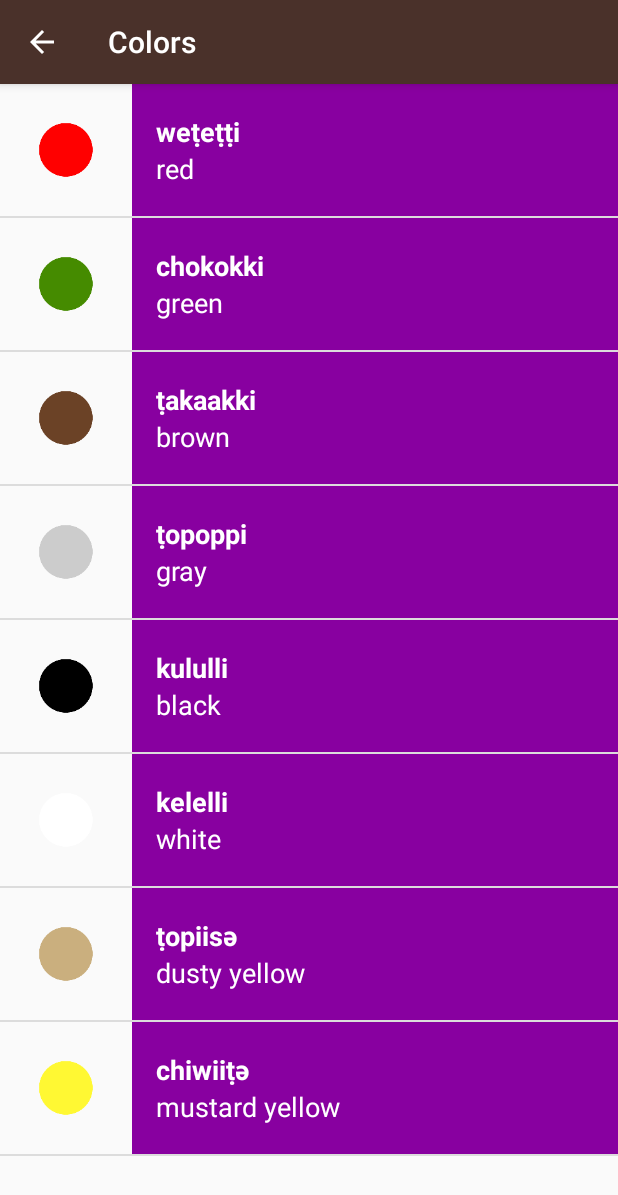
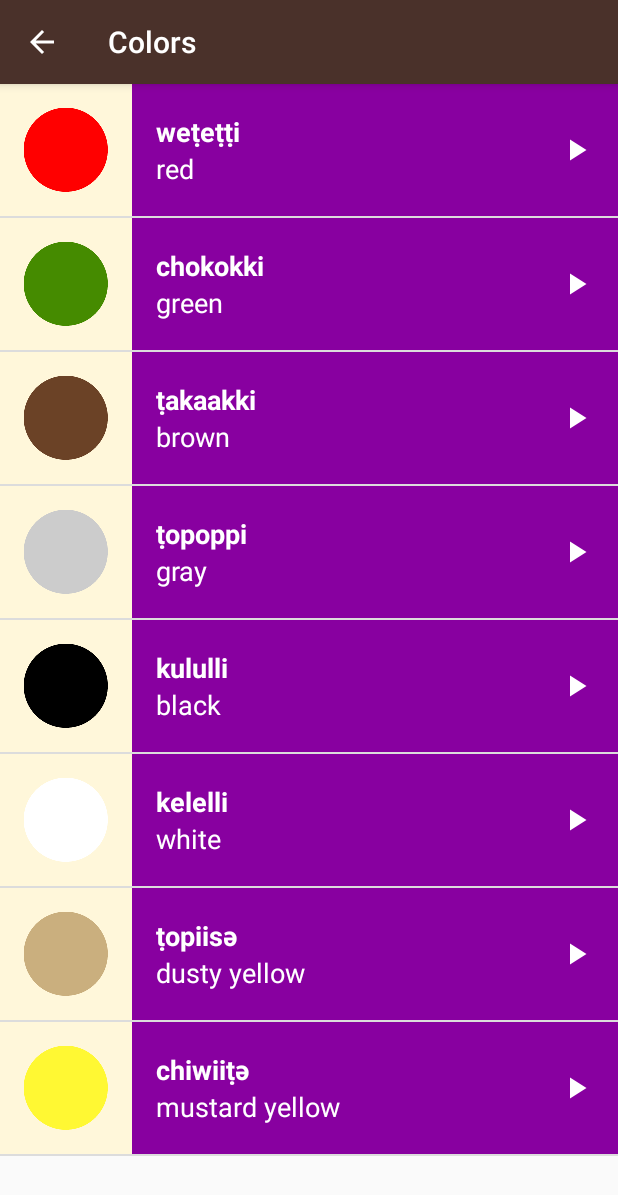
Before and after one commit to AlFX/udacity_android_miwok, an Android app: the ColorsActivity screen opened directly, with no data from a screen before it, on a phone screen of 412 x 824 dp. Shown: the top 1195 px of the screen. Run offline under Robolectric (Android 15) with nearby library versions, the phone set to English and light mode, and no system bars.

Commit message:
implement play buttons in the UI

```diff
--- a/app/src/main/res/layout/list_item.xml
+++ b/app/src/main/res/layout/list_item.xml
@@ -1,42 +1,56 @@
 <?xml version="1.0" encoding="utf-8"?>
-<LinearLayout xmlns:android="http://schemas.android.com/apk/res/android"
+<RelativeLayout xmlns:android="http://schemas.android.com/apk/res/android"
     xmlns:tools="http://schemas.android.com/tools"
     android:layout_width="match_parent"
-    android:layout_height="88dp"
-    android:id="@+id/word_item">
+    android:layout_height="@dimen/list_item_height"
+    android:background="@color/tan_background"
+    android:orientation="horizontal">
 
     <ImageView
         android:id="@+id/image"
-        android:layout_width="88dp"
-        android:layout_height="88dp"
-        android:padding="16dp"
+        android:layout_width="@dimen/list_item_height"
+        android:layout_height="@dimen/list_item_height"
         android:src="@mipmap/ic_launcher" />
 
     <LinearLayout
         android:id="@+id/text_container"
         android:layout_width="match_parent"
-        android:layout_height="match_parent"
-        android:gravity="center"
+        android:layout_height="@dimen/list_item_height"
+        android:layout_alignParentBottom="true"
+        android:layout_alignParentRight="true"
+        android:layout_alignParentTop="true"
+        android:layout_toRightOf="@id/image"
         android:orientation="vertical"
         android:paddingLeft="16dp">
 
         <TextView
             android:id="@+id/miwok_text_view"
             android:layout_width="match_parent"
-            android:layout_height="wrap_content"
+            android:layout_height="0dp"
+            android:layout_weight="1"
+            android:gravity="bottom"
+            android:textAppearance="?android:textAppearanceMedium"
             android:textColor="@android:color/white"
-            android:textSize="18sp"
             android:textStyle="bold"
-
             tools:text="lutti" />
 
         <TextView
             android:id="@+id/default_text_view"
             android:layout_width="match_parent"
-            android:layout_height="wrap_content"
+            android:layout_height="0dp"
+            android:layout_weight="1"
+            android:gravity="top"
+            android:textAppearance="?android:textAppearanceMedium"
             android:textColor="@android:color/white"
-            android:textSize="18sp"
             tools:text="one" />
     </LinearLayout>
 
-</LinearLayout>
+    <ImageView
+        android:layout_width="24dp"
+        android:layout_height="24dp"
+        android:layout_alignParentRight="true"
+        android:layout_centerVertical="true"
+        android:layout_marginRight="16dp"
+        android:src="@drawable/ic_play" />
+
+</RelativeLayout>
```
Also changed, not shown: app/src/main/res/drawable-hdpi/ic_play.png (added), app/src/main/res/drawable-mdpi/ic_play.png (added), app/src/main/res/drawable-xhdpi/ic_play.png (added), app/src/main/res/drawable-xxhdpi/ic_play.png (added), app/src/main/res/drawable-xxxhdpi/ic_play.png (added).
